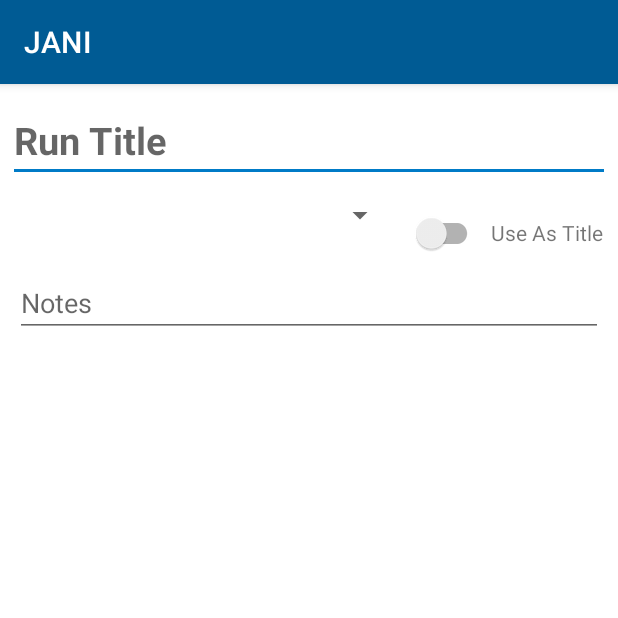
After one commit to ETS-Android2/JANI, an Android app: the fragment EditRun2Fragment shown on its own in the app's theme, on a phone screen of 412 x 824 dp, the top half of it. The commit adds this screen. Run offline under Robolectric (Android 15) with nearby library versions, the phone set to English and light mode, and no system bars.

Commit message:
Commit before merging runcreation header into rev

```diff
--- /dev/null
+++ b/app/src/main/java/com/sticknology/jani/run2/EditRun2Fragment.java
@@ -0,0 +1,25 @@
+package com.sticknology.jani.run2;
+
+import android.os.Bundle;
+import android.view.LayoutInflater;
+import android.view.View;
+import android.view.ViewGroup;
+
+import androidx.fragment.app.Fragment;
+
+import com.sticknology.jani.R;
+
+public class EditRun2Fragment extends Fragment {
+
+    @Override
+    public View onCreateView(LayoutInflater inflater, ViewGroup container, Bundle savedInstanceState) {
+
+        return inflater.inflate(R.layout.run2_edit_header, container, false);
+    }
+
+    @Override
+    public void onViewCreated(View view, Bundle savedInstanceState) {
+        super.onViewCreated(view, savedInstanceState);
+
+    }
+}
--- a/app/src/main/java/com/sticknology/jani/ui/create/planCreation/RunTemplateFragment.java
+++ b/app/src/main/java/com/sticknology/jani/ui/create/planCreation/RunTemplateFragment.java
@@ -17,7 +17,7 @@ import com.sticknology.jani.R;
 import com.sticknology.jani.data.Run;
 import com.sticknology.jani.dataProcessing.InterpretRun;
 import com.sticknology.jani.dataProcessing.StandardReadWrite;
-import com.sticknology.jani.run2.FragDispRun2;
+import com.sticknology.jani.run2.DispRun2Fragment;
 
 import java.util.ArrayList;
 
@@ -61,7 +61,7 @@ public class RunTemplateFragment extends Fragment {
                         .replace(R.id.fragment_container_create, runCreationFragment, null)
                         .commit();*/
 
-                FragDispRun2 newFrag = FragDispRun2.newInstance(true);
+                DispRun2Fragment newFrag = DispRun2Fragment.newInstance(true);
                 getActivity().getSupportFragmentManager().beginTransaction()
                         .replace(R.id.fragment_container_create, newFrag, null).commit();
             }
--- /dev/null
+++ b/app/src/main/res/layout/run2_edit_header.xml
@@ -0,0 +1,47 @@
+<?xml version="1.0" encoding="utf-8"?>
+<LinearLayout
+    xmlns:android="http://schemas.android.com/apk/res/android"
+    android:layout_width="match_parent"
+    android:layout_height="match_parent"
+    android:orientation="vertical">
+
+    <EditText
+        android:layout_width="match_parent"
+        android:layout_height="wrap_content"
+        android:layout_marginVertical="10dp"
+        android:layout_marginHorizontal="5dp"
+        android:textSize="25dp"
+        android:textStyle="bold"
+        android:hint="Run Title"/>
+
+    <LinearLayout
+        android:layout_width="match_parent"
+        android:layout_height="wrap_content"
+        android:orientation="horizontal">
+
+        <Spinner
+            android:layout_width="0dp"
+            android:layout_weight="1"
+            android:layout_height="wrap_content"
+            android:layout_marginHorizontal="10dp"/>
+
+        <androidx.appcompat.widget.SwitchCompat
+            android:layout_width="wrap_content"
+            android:layout_height="wrap_content"/>
+
+        <TextView
+            android:layout_width="wrap_content"
+            android:layout_height="wrap_content"
+            android:text="Use As Title"
+            android:layout_marginLeft="5dp"
+            android:layout_marginRight="10dp"/>
+
+    </LinearLayout>
+
+    <EditText
+        android:layout_width="match_parent"
+        android:layout_height="wrap_content"
+        android:hint="Notes"
+        android:layout_marginHorizontal="10dp"/>
+
+</LinearLayout>
```
Also changed, not shown: app/src/main/java/com/sticknology/jani/run2/DispRun2Adapter.java (renamed from app/src/main/java/com/sticknology/jani/run2/AdapterDispRun2.java, +7 -7 lines), app/src/main/java/com/sticknology/jani/run2/DispRun2Fragment.java (renamed from app/src/main/java/com/sticknology/jani/run2/FragDispRun2.java, +18 -5 lines).
